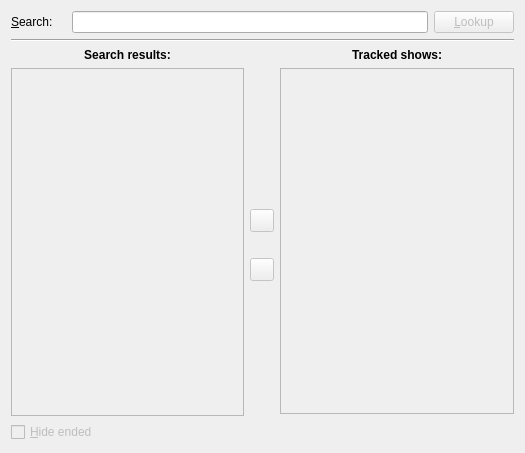
The window that nextShows/src/dialogs/settings/ui/findshows.ui (gilcn/nextshows) describes before a commit, drawn with Qt 5.
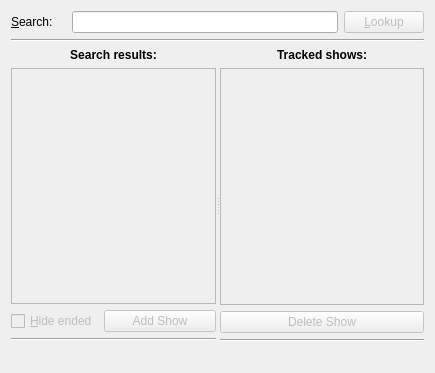
The same window after the commit. Icons and pictures are not drawn. Custom widgets are drawn as their Qt base class.

Commit message: Use a QSplitter in the Find Shows GUI

The edit to the form file:
```diff
--- a/nextShows/src/dialogs/settings/ui/findshows.ui
+++ b/nextShows/src/dialogs/settings/ui/findshows.ui
@@ -5,15 +5,15 @@
    <rect>
     <x>0</x>
     <y>0</y>
-    <width>525</width>
-    <height>453</height>
+    <width>435</width>
+    <height>373</height>
    </rect>
   </property>
   <property name="windowTitle" >
    <string>Find Shows</string>
   </property>
   <layout class="QGridLayout" name="gridLayout" >
-   <item row="0" column="0" colspan="3" >
+   <item row="0" column="0" >
     <layout class="QHBoxLayout" name="horizontalLayout_1" >
      <item>
       <widget class="QLabel" name="lblSearch" >
@@ -56,7 +56,7 @@
      </item>
     </layout>
    </item>
-   <item row="1" column="0" colspan="3" >
+   <item row="1" column="0" >
     <widget class="Line" name="line" >
      <property name="orientation" >
       <enum>Qt::Horizontal</enum>
@@ -64,13 +64,15 @@
     </widget>
    </item>
    <item row="2" column="0" >
-    <layout class="QVBoxLayout" name="verticalLayout_3" >
-     <property name="spacing" >
-      <number>6</number>
+    <widget class="QSplitter" name="splitter" >
+     <property name="orientation" >
+      <enum>Qt::Horizontal</enum>
      </property>
-     <property name="margin" >
-      <number>0</number>
+     <property name="childrenCollapsible" >
+      <bool>false</bool>
      </property>
+     <widget class="QWidget" name="layoutWidget" >
+      <layout class="QVBoxLayout" name="verticalLayout" >
      <item>
       <widget class="QLabel" name="lblSearchResultsTitle" >
        <property name="font" >
@@ -106,13 +108,7 @@
       </widget>
      </item>
      <item>
-      <layout class="QHBoxLayout" name="horizontalLayout_2" >
-       <property name="spacing" >
-        <number>6</number>
-       </property>
-       <property name="margin" >
-        <number>0</number>
-       </property>
+        <layout class="QHBoxLayout" name="horizontalLayout" >
        <item>
         <widget class="QCheckBox" name="cbHideEndedShows" >
          <property name="enabled" >
@@ -130,98 +126,65 @@
         </widget>
        </item>
        <item>
-        <widget class="QLabel" name="lblDisplayed" >
-         <property name="enabled" >
-          <bool>true</bool>
-         </property>
-         <property name="text" >
-          <string/>
-         </property>
-         <property name="alignment" >
-          <set>Qt::AlignRight|Qt::AlignTrailing|Qt::AlignVCenter</set>
-         </property>
-        </widget>
-       </item>
-      </layout>
-     </item>
-    </layout>
-   </item>
-   <item row="2" column="1" >
-    <layout class="QVBoxLayout" name="verticalLayout_1" >
-     <item>
-      <spacer name="verticalSpacer_1" >
-       <property name="orientation" >
-        <enum>Qt::Vertical</enum>
-       </property>
-       <property name="sizeHint" stdset="0" >
-        <size>
-         <width>20</width>
-         <height>40</height>
-        </size>
-       </property>
-      </spacer>
-     </item>
-     <item>
-      <widget class="QToolButton" name="tbtnAddShow" >
+          <widget class="QPushButton" name="btnAddShow" >
        <property name="enabled" >
         <bool>false</bool>
        </property>
+           <property name="sizePolicy" >
+            <sizepolicy vsizetype="Fixed" hsizetype="Expanding" >
+             <horstretch>0</horstretch>
+             <verstretch>0</verstretch>
+            </sizepolicy>
+           </property>
+           <property name="text" >
+            <string>Add Show</string>
+           </property>
        <property name="icon" >
         <iconset resource="../../../pixmaps/nextshows.qrc" >
          <normaloff>:/pixmaps/icons/rightarrow.png</normaloff>:/pixmaps/icons/rightarrow.png</iconset>
        </property>
       </widget>
      </item>
+        </layout>
+       </item>
      <item>
-      <spacer name="verticalSpacer_2" >
+        <widget class="Line" name="line_2" >
        <property name="orientation" >
-        <enum>Qt::Vertical</enum>
-       </property>
-       <property name="sizeType" >
-        <enum>QSizePolicy::Fixed</enum>
-       </property>
-       <property name="sizeHint" stdset="0" >
-        <size>
-         <width>20</width>
-         <height>20</height>
-        </size>
-       </property>
-      </spacer>
+          <enum>Qt::Horizontal</enum>
+         </property>
+        </widget>
      </item>
      <item>
-      <widget class="QToolButton" name="tbtnRemoveShow" >
+        <layout class="QHBoxLayout" name="horizontalLayout_2" >
+         <property name="spacing" >
+          <number>6</number>
+         </property>
+         <property name="margin" >
+          <number>0</number>
+         </property>
+         <item>
+          <widget class="QLabel" name="lblDisplayed" >
        <property name="enabled" >
-        <bool>false</bool>
-       </property>
-       <property name="icon" >
-        <iconset resource="../../../pixmaps/nextshows.qrc" >
-         <normaloff>:/pixmaps/icons/trash.png</normaloff>:/pixmaps/icons/trash.png</iconset>
-       </property>
-      </widget>
-     </item>
-     <item>
-      <spacer name="verticalSpacer_3" >
-       <property name="orientation" >
-        <enum>Qt::Vertical</enum>
-       </property>
-       <property name="sizeHint" stdset="0" >
-        <size>
-         <width>20</width>
-         <height>40</height>
-        </size>
-       </property>
-      </spacer>
-     </item>
-    </layout>
-   </item>
-   <item row="2" column="2" >
+            <bool>true</bool>
+           </property>
+           <property name="text" >
+            <string>&lt;!DOCTYPE HTML PUBLIC "-//W3C//DTD HTML 4.0//EN" "http://www.w3.org/TR/REC-html40/strict.dtd">
+&lt;html>&lt;head>&lt;meta name="qrichtext" content="1" />&lt;style type="text/css">
+p, li { white-space: pre-wrap; }
+&lt;/style>&lt;/head>&lt;body style=" font-family:'Sans Serif'; font-size:10pt; font-weight:400; font-style:normal;">
+&lt;p style="-qt-paragraph-type:empty; margin-top:0px; margin-bottom:0px; margin-left:0px; margin-right:0px; -qt-block-indent:0; text-indent:0px;">&amp;nbsp;&lt;/p>&lt;/body>&lt;/html></string>
+           </property>
+           <property name="alignment" >
+            <set>Qt::AlignLeading|Qt::AlignLeft|Qt::AlignVCenter</set>
+           </property>
+          </widget>
+         </item>
+        </layout>
+       </item>
+      </layout>
+     </widget>
+     <widget class="QWidget" name="" >
     <layout class="QVBoxLayout" name="verticalLayout_2" >
-     <property name="spacing" >
-      <number>6</number>
-     </property>
-     <property name="margin" >
-      <number>0</number>
-     </property>
      <item>
       <widget class="QLabel" name="lblTrackedShowsTitle" >
        <property name="font" >
@@ -248,6 +211,27 @@
        </property>
       </widget>
      </item>
+       <item>
+        <widget class="QPushButton" name="btnRemoveShow" >
+         <property name="enabled" >
+          <bool>false</bool>
+         </property>
+         <property name="text" >
+          <string>Delete Show</string>
+         </property>
+         <property name="icon" >
+          <iconset resource="../../../pixmaps/nextshows.qrc" >
+           <normaloff>:/pixmaps/icons/trash.png</normaloff>:/pixmaps/icons/trash.png</iconset>
+         </property>
+        </widget>
+       </item>
+       <item>
+        <widget class="Line" name="line_3" >
+         <property name="orientation" >
+          <enum>Qt::Horizontal</enum>
+         </property>
+        </widget>
+       </item>
      <item>
       <layout class="QHBoxLayout" name="horizontalLayout_3" >
        <property name="spacing" >
@@ -256,22 +240,6 @@
        <property name="margin" >
         <number>0</number>
        </property>
-       <item>
-        <spacer name="verticalSpacer_4" >
-         <property name="orientation" >
-          <enum>Qt::Vertical</enum>
-         </property>
-         <property name="sizeType" >
-          <enum>QSizePolicy::Fixed</enum>
-         </property>
-         <property name="sizeHint" stdset="0" >
-          <size>
-           <width>20</width>
-           <height>22</height>
-          </size>
-         </property>
-        </spacer>
-       </item>
        <item>
         <widget class="QLabel" name="lblTrackedShows" >
          <property name="text" >
@@ -285,6 +253,8 @@
       </layout>
      </item>
     </layout>
+     </widget>
+    </widget>
    </item>
   </layout>
  </widget>
```
Lines whose indentation alone changed are shown as unchanged. The commit also changes 2 other files.
